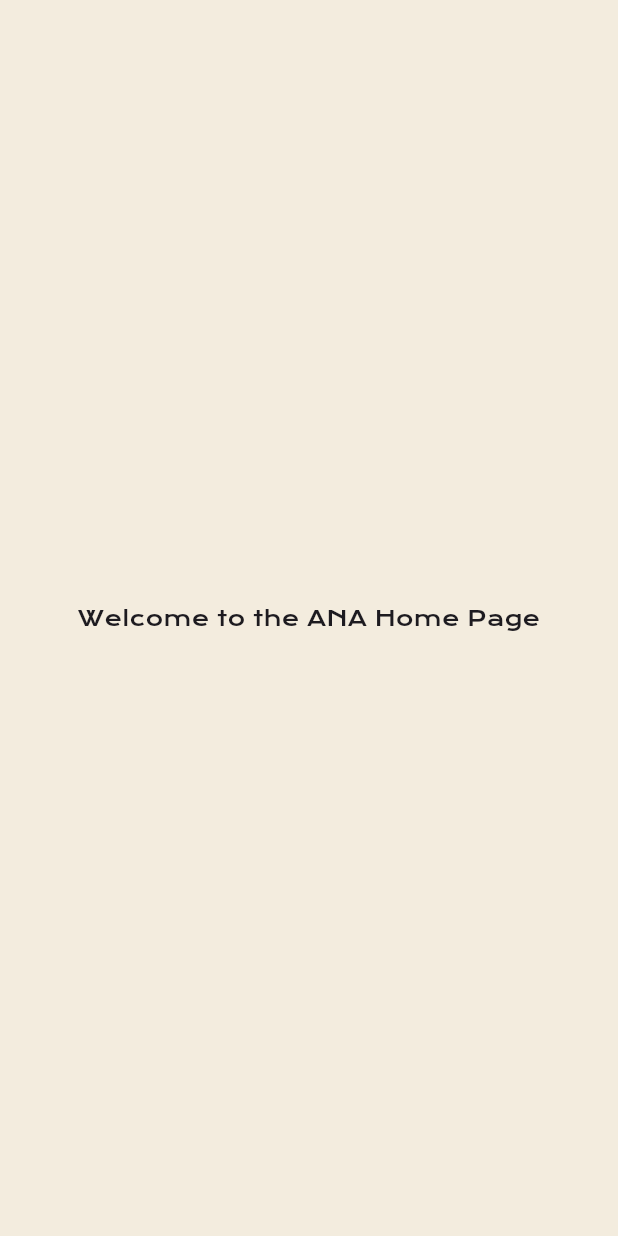
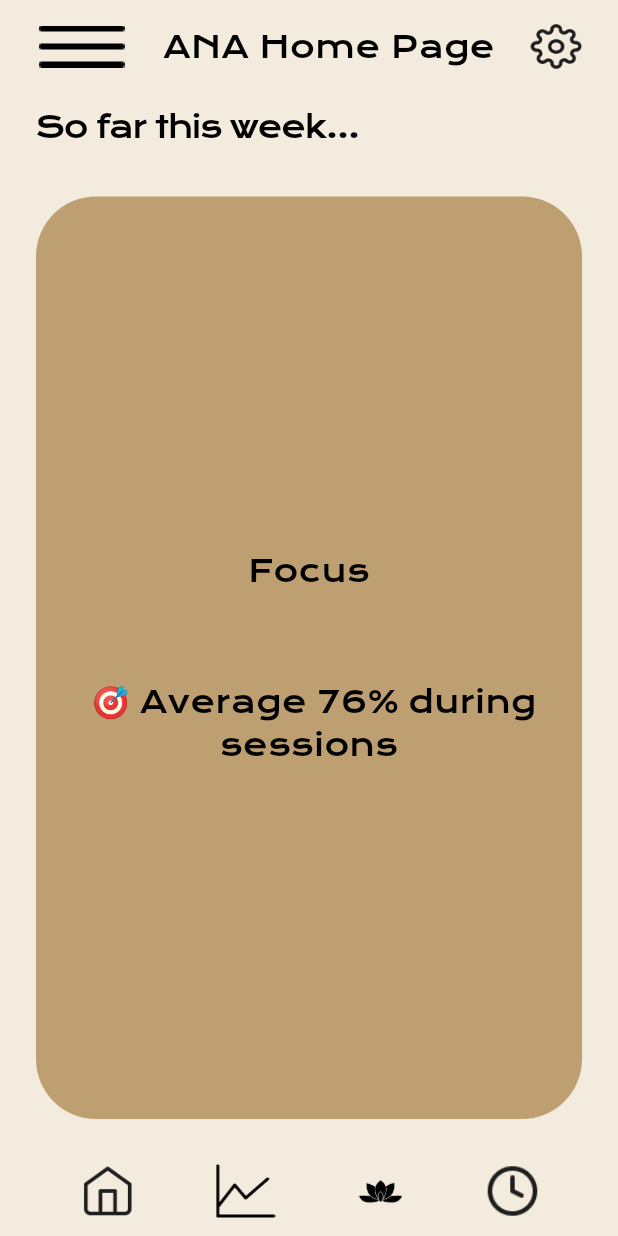
Before and after one commit to roidfree/ana_eeg_sticker, a Flutter app: the screen it shows after launch, after a tap on "Log in", on a phone screen of 412 x 824 dp. Run offline on Flutter 3.47's test engine with Material 3 defaults, Android fonts, the phone set to English and light mode, and no system bars.

Commit message:
adding home page with swiping messages

```diff
--- a/flutter_app/lib/main.dart
+++ b/flutter_app/lib/main.dart
@@ -1,4 +1,5 @@
 import 'package:flutter/material.dart';
+import 'screens/home_screen.dart'; // 👈 make sure this file exists
 
 void main() {
   runApp(const ANAApp());
@@ -70,7 +71,7 @@ class WelcomeScreen extends StatelessWidget {
                   onPressed: () {
                     Navigator.push(
                       context,
-                      MaterialPageRoute(builder: (_) => const HomePage()),
+                      MaterialPageRoute(builder: (_) => const HomeScreen()),
                     );
                   },
                   style: ElevatedButton.styleFrom(
@@ -96,14 +97,3 @@ class WelcomeScreen extends StatelessWidget {
     );
   }
 }
-
-class HomePage extends StatelessWidget {
-  const HomePage({super.key});
-
-  @override
-  Widget build(BuildContext context) {
-    return const Scaffold(
-      body: Center(child: Text('Welcome to the ANA Home Page')),
-    );
-  }
-}
--- a/flutter_app/lib/screens/home_screen.dart
+++ b/flutter_app/lib/screens/home_screen.dart
@@ -0,0 +1,121 @@
+import 'package:flutter/material.dart';
+
+class HomeScreen extends StatefulWidget {
+  const HomeScreen({super.key});
+
+  @override
+  State<HomeScreen> createState() => _HomeScreenState();
+}
+
+class _HomeScreenState extends State<HomeScreen> {
+  final PageController _pageController = PageController();
+
+  final List<Map<String, String>> stats = [
+    {'title': 'Focus', 'value': 'Focus \n\n\n 🎯 Average 76% during sessions'},
+    {'title': 'Stress', 'value': 'Stress \n\n\n 😣 6.2 / 10'},
+    {'title': 'Mood', 'value': 'Mood \n\n\n 🙂 Mostly positive'},
+  ];
+
+  @override
+  Widget build(BuildContext context) {
+    return Scaffold(
+      backgroundColor: const Color(0xFFF3ECDE),
+      body: SafeArea(
+        child: Column(
+          children: [
+            // Header
+            Padding(
+              padding: const EdgeInsets.symmetric(horizontal: 24, vertical: 16),
+              child: Row(
+                mainAxisAlignment: MainAxisAlignment.spaceBetween,
+                children: [
+                  Image.asset('assets/sidebar.png', height: 30),
+                  const Text(
+                    'ANA Home Page',
+                    style: TextStyle(
+                      fontFamily: 'KronaOne',
+                      fontSize: 20,
+                      color: Colors.black,
+                    ),
+                  ),
+                  Image.asset('assets/Settings.png', height: 30),
+                ],
+              ),
+            ),
+
+            // Title
+            const Padding(
+              padding: EdgeInsets.symmetric(horizontal: 24.0, vertical: 8),
+              child: Align(
+                alignment: Alignment.centerLeft,
+                child: Text(
+                  'So far this week...',
+                  style: TextStyle(
+                    fontFamily: 'KronaOne',
+                    fontSize: 20,
+                    letterSpacing: -1,
+                    color: Colors.black,
+                  ),
+                ),
+              ),
+            ),
+
+            // Swipable cards
+            Expanded(
+              child: PageView.builder(
+                controller: _pageController,
+                itemCount: stats.length,
+                itemBuilder: (context, index) {
+                  final stat = stats[index];
+                  return Padding(
+                    padding: const EdgeInsets.all(24),
+                    child: Container(
+                      decoration: BoxDecoration(
+                        color: const Color(0xFFBD9F72),
+                        borderRadius: BorderRadius.circular(40),
+                      ),
+                      child: Center(
+                        child: Text(
+                          stat['value']!,
+                          textAlign: TextAlign.center,
+                          style: const TextStyle(
+                            fontFamily: 'KronaOne',
+                            fontSize: 20,
+                            color: Colors.black,
+                          ),
+                        ),
+                      ),
+                    ),
+                  );
+                },
+              ),
+            ),
+
+            // Bottom Nav
+            Padding(
+              padding: const EdgeInsets.only(bottom: 12, top: 6),
+              child: Row(
+                mainAxisAlignment: MainAxisAlignment.spaceEvenly,
+                children: [
+                  navIcon('assets/Home.png'),
+                  navIcon('assets/analytics.png'),
+                  navIcon('assets/lotus_widget.png'),
+                  navIcon('assets/Clock.png'),
+                ],
+              ),
+            ),
+          ],
+        ),
+      ),
+    );
+  }
+
+  Widget navIcon(String assetPath) {
+    return GestureDetector(
+      onTap: () {
+        // TODO: Handle nav routing here
+      },
+      child: Image.asset(assetPath, height: 36),
+    );
+  }
+}
--- a/flutter_app/pubspec.yaml
+++ b/flutter_app/pubspec.yaml
@@ -26,6 +26,12 @@ flutter:
   uses-material-design: true
   assets:
     - assets/logo.png
+    - assets/sidebar.png
+    - assets/Settings.png
+    - assets/Home.png
+    - assets/analytics.png
+    - assets/lotus_widget.png
+    - assets/Clock.png
   fonts:
     - family: KronaOne
       fonts:
```
Also changed, not shown: flutter_app/assets/Clock.png (added), flutter_app/assets/Home.png (added), flutter_app/assets/Settings.png (added), flutter_app/assets/analytics.png (added), flutter_app/assets/lotus_widget.png (added), flutter_app/assets/sidebar.png (added).
